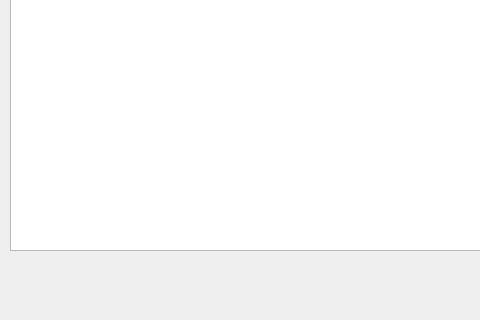
The window that main.ui (sedoisd/coffeman) describes before a commit, drawn with Qt 5; both pictures show x 0 to 480 and y 280 to 600 of the 750 by 600 pixel window.
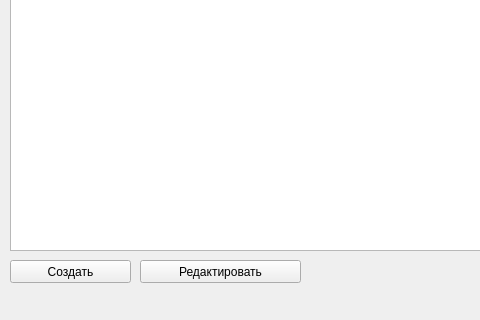
The same window after the commit.

Commit message: add 'add' and 'edit' sort coffe

The edit to the form file:
```diff
--- a/main.ui
+++ b/main.ui
@@ -24,6 +24,32 @@
      </rect>
     </property>
    </widget>
+   <widget class="QPushButton" name="button_create">
+    <property name="geometry">
+     <rect>
+      <x>10</x>
+      <y>540</y>
+      <width>121</width>
+      <height>23</height>
+     </rect>
+    </property>
+    <property name="text">
+     <string>Создать</string>
+    </property>
+   </widget>
+   <widget class="QPushButton" name="button_edit">
+    <property name="geometry">
+     <rect>
+      <x>140</x>
+      <y>540</y>
+      <width>161</width>
+      <height>23</height>
+     </rect>
+    </property>
+    <property name="text">
+     <string>Редактировать</string>
+    </property>
+   </widget>
   </widget>
   <widget class="QMenuBar" name="menubar">
    <property name="geometry">
```
The commit also changes 3 other files.
